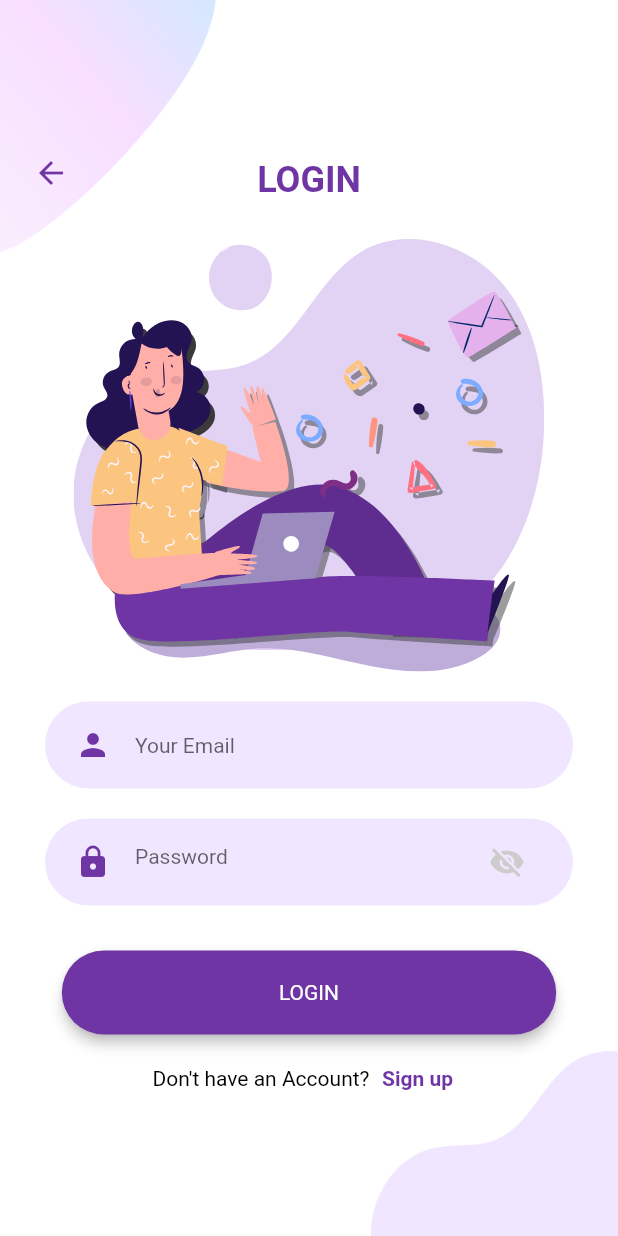
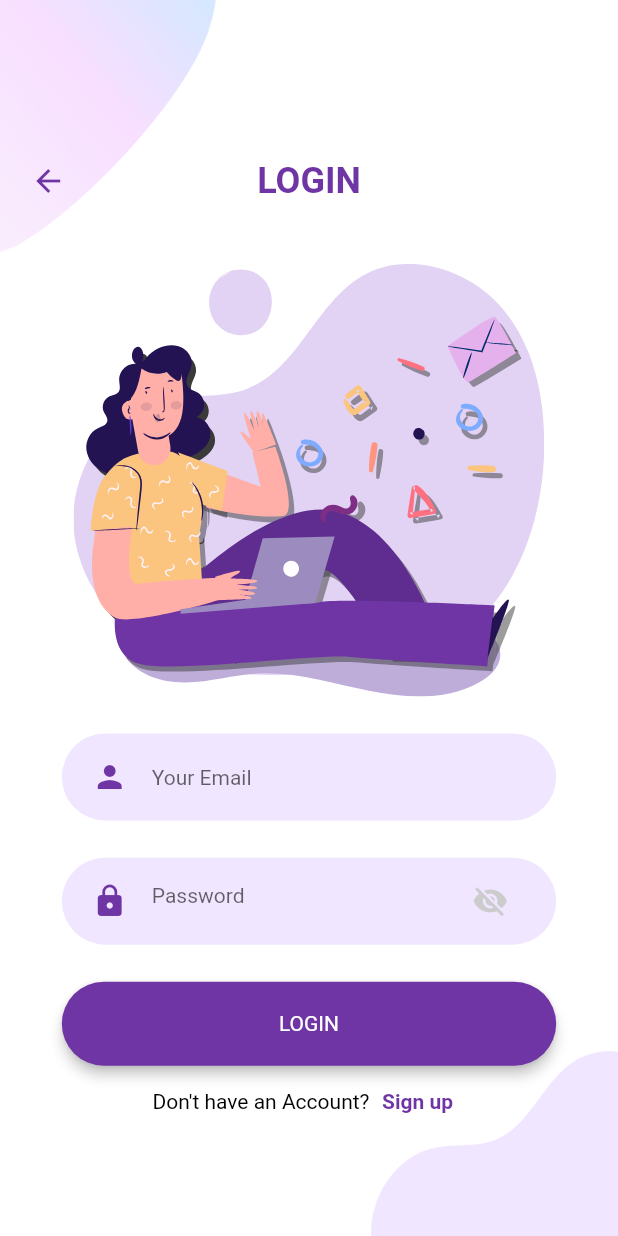
Before and after one commit to paahdiego/FlutterAuthTemplate, a Flutter app: the screen it shows after launch, after a tap on "LOGIN", on a phone screen of 412 x 824 dp. Run offline on Flutter 3.47's test engine with Material 2 defaults, Android fonts, the phone set to English and light mode, and no system bars; our stand-ins replace flutter_secure_storage, flutter_svg, google_fonts, top_snackbar_flutter; statements that could not run were skipped.

Commit message:
few changes

```diff
--- a/lib/core/app_sizes.dart
+++ b/lib/core/app_sizes.dart
@@ -40,9 +40,11 @@ class DeviceScreenSize extends ChangeNotifier {
     //Paddings
     _paddingTop = _mediaQuery.padding.top;
     _paddingBottom = _mediaQuery.padding.bottom;
-    _defaultPadding = EdgeInsets.symmetric(horizontal: _defaultPaddingValue);
     _safeAreaPadding =
         EdgeInsets.only(top: _paddingTop, bottom: _paddingBottom);
+
+    _defaultPaddingValue = _displayWidth * 0.1;
+    _defaultPadding = EdgeInsets.symmetric(horizontal: _defaultPaddingValue);
   }
   //ScreenSize
   double get displayWidth => this._displayWidth;
--- a/lib/login/login_page.dart
+++ b/lib/login/login_page.dart
@@ -1,5 +1,6 @@
 import 'package:authtemplate/core/core.dart';
 import 'package:authtemplate/login/widgets/background/background.dart';
+import 'package:authtemplate/login/widgets/signup_button/signup_button.dart';
 import 'package:authtemplate/shared/controllers/auth.dart';
 import 'package:authtemplate/shared/models/login.dart';
 import 'package:authtemplate/shared/services/auth.dart';
@@ -74,24 +75,40 @@ class _LoginPageState extends State<LoginPage> {
     controller = Provider.of<AuthController>(context);
     return Scaffold(
       body: Background(
-        child: Stack(
-          children: [
-            Form(
+        child: Form(
           key: _formKey,
           child: SingleChildScrollView(
             child: Column(
               mainAxisAlignment: MainAxisAlignment.center,
               children: [
-                    Padding(
-                      padding: EdgeInsets.symmetric(vertical: 25),
-                      child: Text(
+                Container(
+                  width: double.infinity,
+                  margin: EdgeInsets.symmetric(
+                    vertical: dss.displayHeight * 0.05,
+                  ),
+                  padding:
+                      EdgeInsets.symmetric(horizontal: dss.displayWidth * 0.02),
+                  child: Stack(
+                    alignment: Alignment.center,
+                    children: [
+                      Text(
                         "LOGIN",
                         textAlign: TextAlign.center,
-                        style: AppTextStyles.title(24),
+                        style: AppTextStyles.title(dss.titleFontSize),
+                      ),
+                      Positioned(
+                        left: 0,
+                        child: BackButton(
+                          color: AppColors.kPrimaryColor,
+                        ),
+                      ),
+                    ],
                   ),
                 ),
                 Padding(
-                      padding: EdgeInsets.only(bottom: 20),
+                  padding: EdgeInsets.only(
+                    bottom: dss.displayHeight * 0.03,
+                  ),
                   child: SvgPicture.asset(
                     AppIcons.login,
                     height: dss.displayHeight * 0.35,
@@ -114,7 +131,7 @@ class _LoginPageState extends State<LoginPage> {
                   ),
                 ),
                 SizedBox(
-                      height: 20,
+                  height: dss.displayHeight * 0.03,
                 ),
                 Container(
                   padding: dss.defaultPadding,
@@ -154,7 +171,7 @@ class _LoginPageState extends State<LoginPage> {
                   ),
                 ),
                 SizedBox(
-                      height: 30,
+                  height: dss.displayHeight * 0.03,
                 ),
                 RoundedButton(
                   onPressed: () async {
@@ -178,39 +195,13 @@ class _LoginPageState extends State<LoginPage> {
                           ),
                         ),
                 ),
-                    SizedBox(
-                      height: 5,
-                    ),
-                    Row(
-                      mainAxisAlignment: MainAxisAlignment.center,
-                      children: [
-                        Text(
-                          "Don't have an Account?",
-                          style: AppTextStyles.body(dss.defaultFontSize),
-                        ),
-                        TextButton(
+                SignUpButton(
                   onPressed: () {},
-                          child: Text(
-                            "Sign up",
-                            style: AppTextStyles.textButtonStyle(
-                                dss.defaultFontSize),
-                          ),
-                        ),
-                      ],
                 ),
               ],
             ),
           ),
         ),
-            Positioned(
-              top: 10,
-              left: 10,
-              child: BackButton(
-                color: AppColors.kPrimaryColor,
-              ),
-            ),
-          ],
-        ),
       ),
     );
   }
--- /dev/null
+++ b/lib/login/widgets/signup_button/signup_button.dart
@@ -0,0 +1,31 @@
+import 'package:authtemplate/core/core.dart';
+import 'package:flutter/material.dart';
+
+class SignUpButton extends StatelessWidget {
+  final VoidCallback onPressed;
+  const SignUpButton({
+    Key? key,
+    required this.onPressed,
+  }) : super(key: key);
+
+  @override
+  Widget build(BuildContext context) {
+    DeviceScreenSize dss = DeviceScreenSize(context);
+    return Row(
+      mainAxisAlignment: MainAxisAlignment.center,
+      children: [
+        Text(
+          "Don't have an Account?",
+          style: AppTextStyles.body(dss.defaultFontSize),
+        ),
+        TextButton(
+          onPressed: onPressed,
+          child: Text(
+            "Sign up",
+            style: AppTextStyles.textButtonStyle(dss.defaultFontSize),
+          ),
+        ),
+      ],
+    );
+  }
+}
--- a/lib/welcome/welcome_page.dart
+++ b/lib/welcome/welcome_page.dart
@@ -1,7 +1,7 @@
 import 'package:authtemplate/core/core.dart';
 import 'package:authtemplate/login/login_page.dart';
 import 'package:authtemplate/shared/widgets/rounded_button.dart';
-import 'package:authtemplate/welcome/widgets/background.dart';
+import 'package:authtemplate/welcome/widgets/background/background.dart';
 import 'package:flutter/material.dart';
 import 'package:flutter_svg/flutter_svg.dart';
 
@@ -21,19 +21,22 @@ class _WelcomePageState extends State<WelcomePage> {
           child: Column(
             mainAxisAlignment: MainAxisAlignment.center,
             children: [
-              Text(
-                "Welcome to Edu".toUpperCase(),
-                style: TextStyle(fontWeight: FontWeight.bold),
-              ),
-              SizedBox(
-                height: 40,
+              Container(
+                margin: EdgeInsets.symmetric(
+                  vertical: dss.displayHeight * 0.05,
+                ),
+                child: Text(
+                  "WELCOME TO EDU",
+                  textAlign: TextAlign.center,
+                  style: AppTextStyles.title(dss.titleFontSize),
+                ),
               ),
               SvgPicture.asset(
                 "assets/icons/chat.svg",
                 height: dss.displayHeight * 0.45,
               ),
               SizedBox(
-                height: 50,
+                height: dss.displayHeight * 0.03,
               ),
               RoundedButton(
                 child: Text("LOGIN"),
@@ -43,7 +46,7 @@ class _WelcomePageState extends State<WelcomePage> {
                 },
               ),
               SizedBox(
-                height: 20,
+                height: dss.displayHeight * 0.03,
               ),
               RoundedButton(
                 child: Text("SIGN UP"),
```
Also changed, not shown: lib/welcome/widgets/background/background.dart (renamed from lib/welcome/widgets/background.dart). Lines whose indentation alone changed are shown as unchanged.
